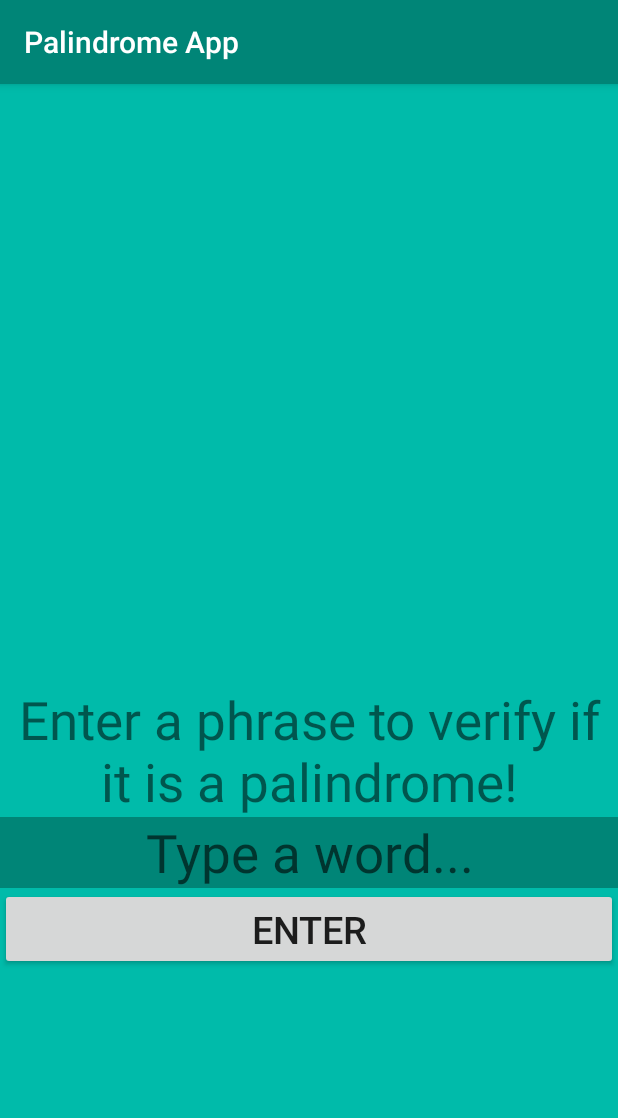
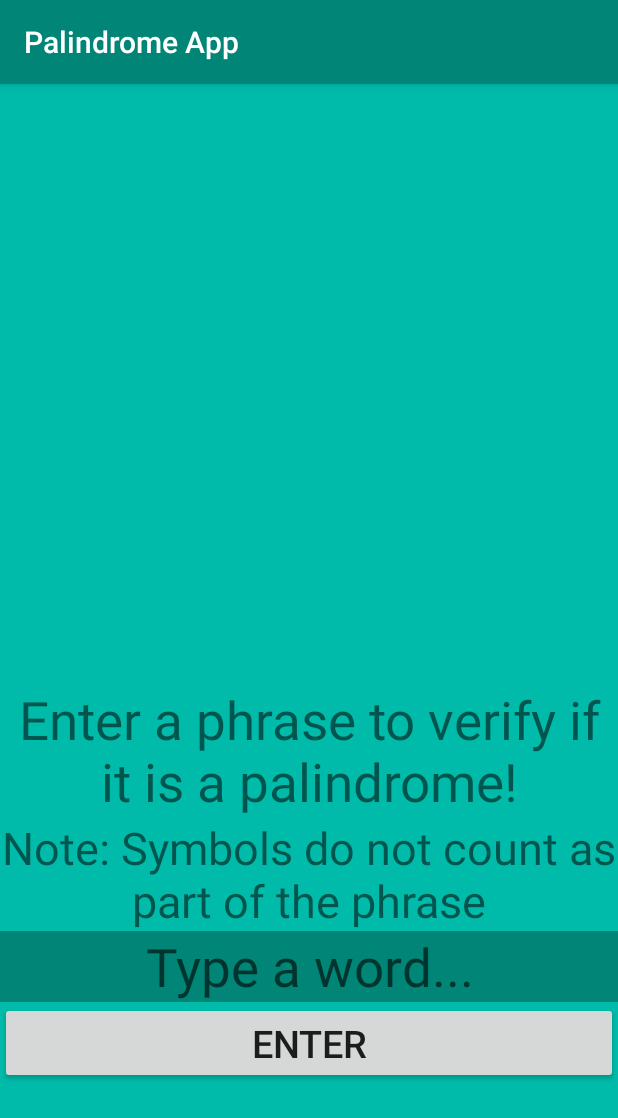
Before and after one commit to mikeho-toast/mike-ho, an Android app: the screen it shows after launch (MainActivity), on a phone screen of 412 x 824 dp. Shown: the top 1118 px of the screen. Run offline under Robolectric (Android 15) with nearby library versions, the light colour scheme and no system bars.

Commit message:
made changes to xml and unit tests

```diff
--- a/app/src/main/res/layout/activity_main.xml
+++ b/app/src/main/res/layout/activity_main.xml
@@ -37,15 +37,23 @@
             android:layout_width="match_parent"
             android:layout_height="wrap_content"
             android:gravity="center"
-            android:textSize="35dp"
+            android:textSize="35sp"
             android:text="Enter a phrase to verify if it is a palindrome!" />
+
+        <TextView
+            android:id="@+id/appHint"
+            android:layout_width="match_parent"
+            android:layout_height="wrap_content"
+            android:gravity="center"
+            android:textSize="30sp"
+            android:text="Note: Symbols do not count as part of the phrase" />
 
         <EditText
             android:id="@+id/inputString"
             android:layout_width="match_parent"
             android:layout_height="wrap_content"
             android:gravity="center"
-            android:textSize="35dp"
+            android:textSize="35sp"
             android:hint="Type a word..."
             android:background="@color/colorPrimary"
             android:ems="20"
@@ -56,7 +64,7 @@
             android:layout_width="match_parent"
             android:layout_height="wrap_content"
             android:gravity="center"
-            android:textSize="25dp"
+            android:textSize="25sp"
             android:text="Enter" />
     </LinearLayout>
 
```
Also changed, not shown: 1 other file.
